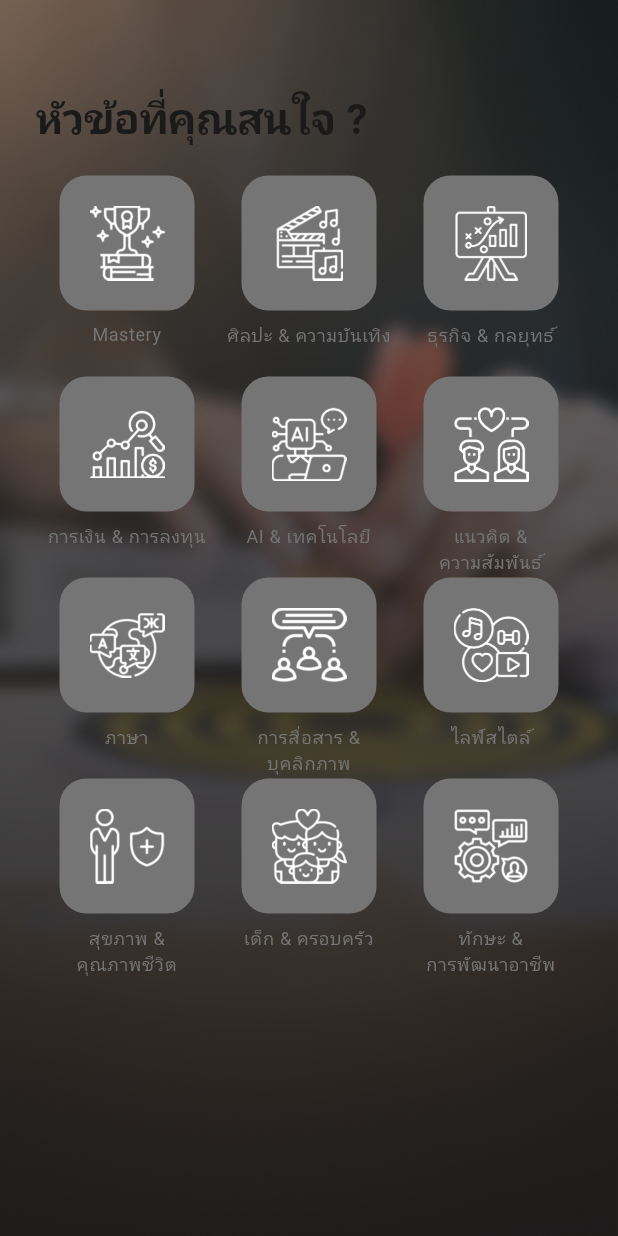
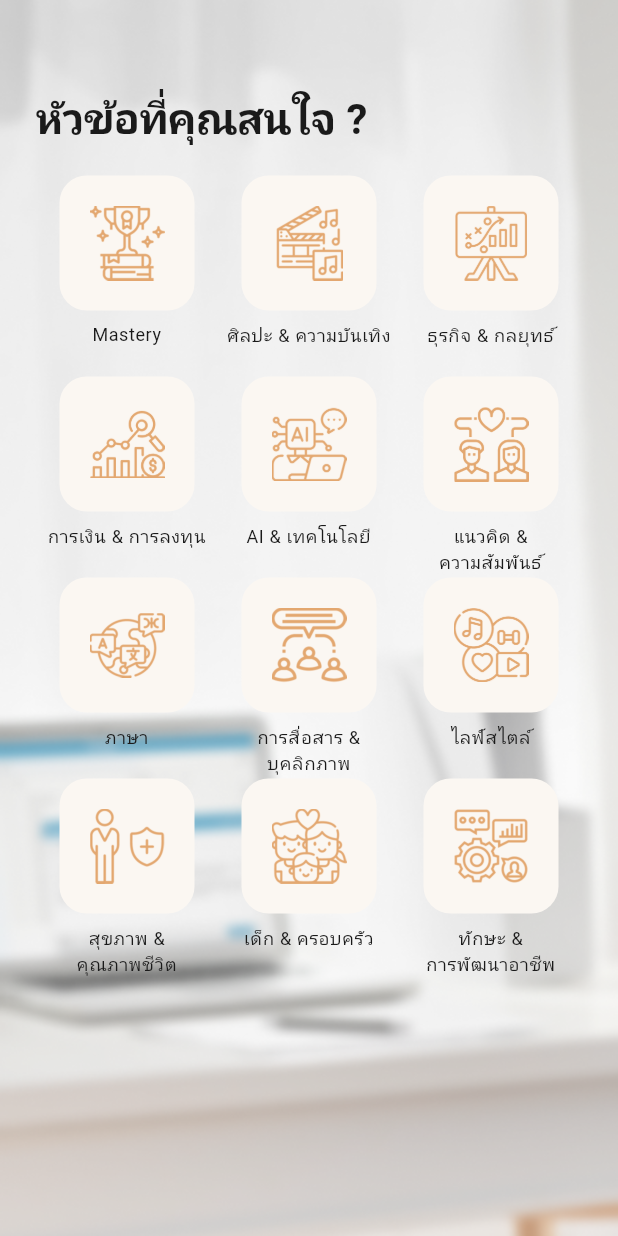
Before and after one commit to tuliponline/edupluz_future, a Flutter app: the QuestionLookingFor widget shown alone on an empty page, opened directly with empty values, on a phone screen of 412 x 824 dp. Run offline on Flutter 3.47's test engine with Material 3 defaults, Android fonts, the light colour scheme and no system bars; our stand-ins replace blurrycontainer, firebase_core, firebase_crashlytics, firebase_remote_config, flutter_dotenv, flutter_easyloading and 7 more; missing offline and left inert: flutter_icon_snackbar, gif, restart_app, shorebird_code_push; accounts and stored records are empty; generated files the repository leaves out were written again.

Commit message:
final quest

```diff
--- a/lib/features/presentation/question_age.dart
+++ b/lib/features/presentation/question_age.dart
@@ -1,4 +1,5 @@
 import 'package:edupluz_future/constant/app_size.dart';
+import 'package:edupluz_future/core/theme/app_colors.dart';
 import 'package:edupluz_future/core/theme/app_text_styles.dart';
 import 'package:edupluz_future/features/presentation/widget/selector_age_item.dart';
 import 'package:flutter/material.dart';
@@ -19,7 +20,7 @@ class _QuestionAgeState extends State<QuestionAge> {
     return Container(
       decoration: const BoxDecoration(
         image: DecorationImage(
-          image: AssetImage("assets/images/question/bg_age.png"),
+          image: AssetImage("assets/images/question/question_bg_2.png"),
           fit: BoxFit.cover,
         ),
       ),
@@ -56,7 +57,7 @@ class _QuestionAgeState extends State<QuestionAge> {
                             : buildAgeText(ageRange),
                         textAlign: TextAlign.center,
                         style: const TextStyle(
-                          color: Colors.white,
+                          color: AppColors.textPrimary,
                           fontSize: 36,
                           fontWeight: FontWeight.w700,
                         ),
--- a/lib/features/presentation/question_looking_for.dart
+++ b/lib/features/presentation/question_looking_for.dart
@@ -71,7 +71,7 @@ class _QuestionLookingForState extends State<QuestionLookingFor> {
     return Container(
       decoration: const BoxDecoration(
         image: DecorationImage(
-          image: AssetImage("assets/images/question/bg_target.png"),
+          image: AssetImage("assets/images/question/question_bg_4.png"),
           fit: BoxFit.cover,
         ),
       ),
--- a/lib/features/presentation/question_page.dart
+++ b/lib/features/presentation/question_page.dart
@@ -160,7 +160,7 @@ class _QuestionPageState extends State<QuestionPage> {
               ),
             ),
           ),
-          if (currentPage != 0)
+          if (false)
             Align(
               alignment: Alignment.topLeft,
               child: Padding(
--- a/lib/features/presentation/question_start.dart
+++ b/lib/features/presentation/question_start.dart
@@ -8,7 +8,7 @@ Container questionStart(BuildContext context) {
   return Container(
     decoration: const BoxDecoration(
       image: DecorationImage(
-        image: AssetImage("assets/images/question/bg_screen1.png"),
+        image: AssetImage("assets/images/question/question_bg_1.png"),
         fit: BoxFit.cover,
       ),
     ),
--- a/lib/features/presentation/question_target.dart
+++ b/lib/features/presentation/question_target.dart
@@ -28,7 +28,7 @@ class _QuestionTargetState extends State<QuestionTarget> {
     return Container(
       decoration: const BoxDecoration(
         image: DecorationImage(
-          image: AssetImage("assets/images/question/bg_target.png"),
+          image: AssetImage("assets/images/question/question_bg_3.png"),
           fit: BoxFit.cover,
         ),
       ),
--- a/lib/features/presentation/widget/secect_looking_for_menu.dart
+++ b/lib/features/presentation/widget/secect_looking_for_menu.dart
@@ -23,18 +23,24 @@ class SelectLookingForMenu extends StatelessWidget {
             padding: const EdgeInsets.all(20),
             clipBehavior: Clip.antiAlias,
             decoration: ShapeDecoration(
-              color: isSelected ? AppColors.primary : AppColors.buttonSecondary,
+              color:
+                  isSelected ? AppColors.primary : AppColors.textFieldFillColor,
               shape: RoundedRectangleBorder(
                 borderRadius: BorderRadius.circular(18),
               ),
             ),
-            child:
-                Image.asset(logo, height: 50, width: 50, fit: BoxFit.contain),
+            child: ColorFiltered(
+                colorFilter: ColorFilter.mode(
+                    isSelected ? Colors.white : AppColors.primary,
+                    BlendMode.srcIn),
+                child: Image.asset(logo,
+                    height: 50, width: 50, fit: BoxFit.contain)),
           ),
           const SizedBox(height: 8),
           Text(title,
               textAlign: TextAlign.center,
               style: AppTextStyles.bodySmall.copyWith(
+                  color: AppColors.textPrimary,
                   fontWeight: isSelected ? FontWeight.w600 : FontWeight.w400)),
         ],
       ),
--- a/lib/features/presentation/widget/select_target_menu.dart
+++ b/lib/features/presentation/widget/select_target_menu.dart
@@ -16,7 +16,8 @@ class SelectTargetMenu extends StatelessWidget {
           padding: const EdgeInsets.all(12),
           clipBehavior: Clip.antiAlias,
           decoration: ShapeDecoration(
-            color: isSelected ? AppColors.primary : AppColors.buttonSecondary,
+            color:
+                isSelected ? AppColors.primary : AppColors.textFieldFillColor,
             shape: RoundedRectangleBorder(
               borderRadius: BorderRadius.circular(12),
             ),
--- a/lib/features/presentation/widget/selector_age_item.dart
+++ b/lib/features/presentation/widget/selector_age_item.dart
@@ -1,3 +1,4 @@
+import 'package:edupluz_future/core/theme/app_colors.dart';
 import 'package:flutter/material.dart';
 import 'package:flutter_svg/flutter_svg.dart';
 
@@ -31,7 +32,7 @@ class SelectorAge extends StatelessWidget {
               buildAgeText(ageRange),
               textAlign: TextAlign.center,
               style: const TextStyle(
-                color: Colors.white,
+                color: AppColors.textPrimary,
                 fontSize: 14,
                 fontWeight: FontWeight.w600,
               ),
--- a/lib/routes/router.dart
+++ b/lib/routes/router.dart
@@ -34,7 +34,7 @@ class NavigationService {
 
 // https://www.kodeco.com/19457817-flutter-navigator-2-0-and-deep-links
 
-GoRouter getRouter({String initialLocation = '/question'}) {
+GoRouter getRouter({String initialLocation = '/splash'}) {
   return GoRouter(
     initialLocation: initialLocation,
     navigatorKey: NavigationService.navigatorKey,
```
Also changed, not shown: assets/images/question/bg_age.png (deleted), assets/images/question/bg_looking_for.png (deleted), assets/images/question/bg_screen1.png (deleted), assets/images/question/bg_target.png (deleted), assets/images/question/question_bg_1.png (added), assets/images/question/question_bg_2.png (added), assets/images/question/question_bg_3.png (added), assets/images/question/question_bg_4.png (added).
